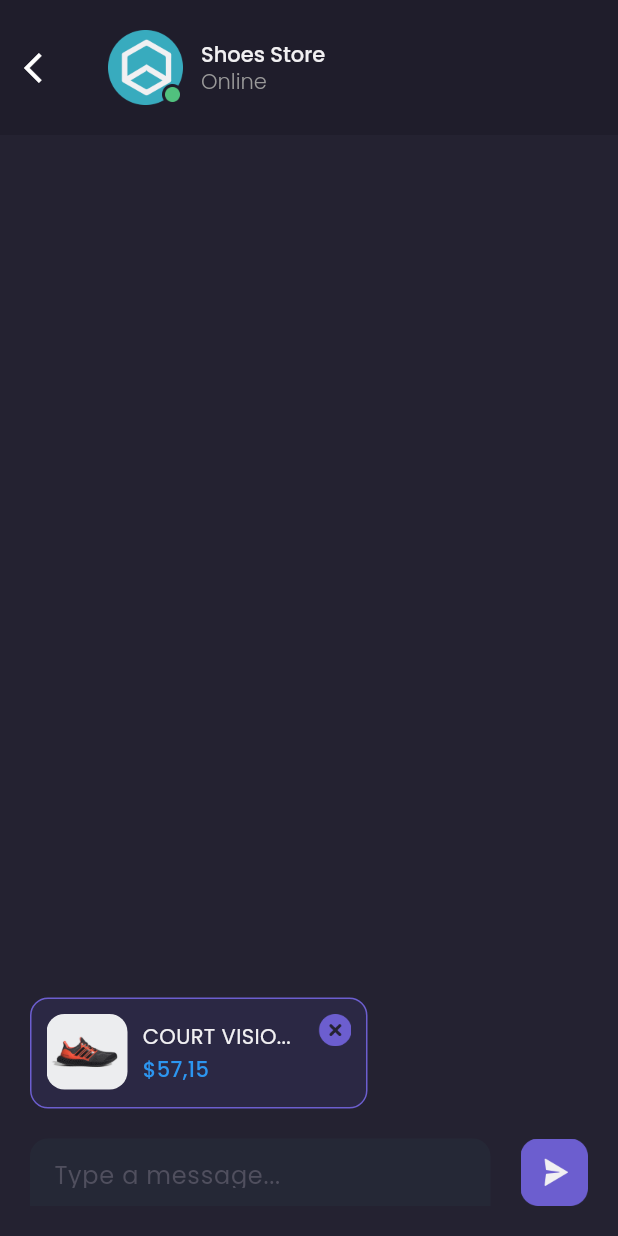
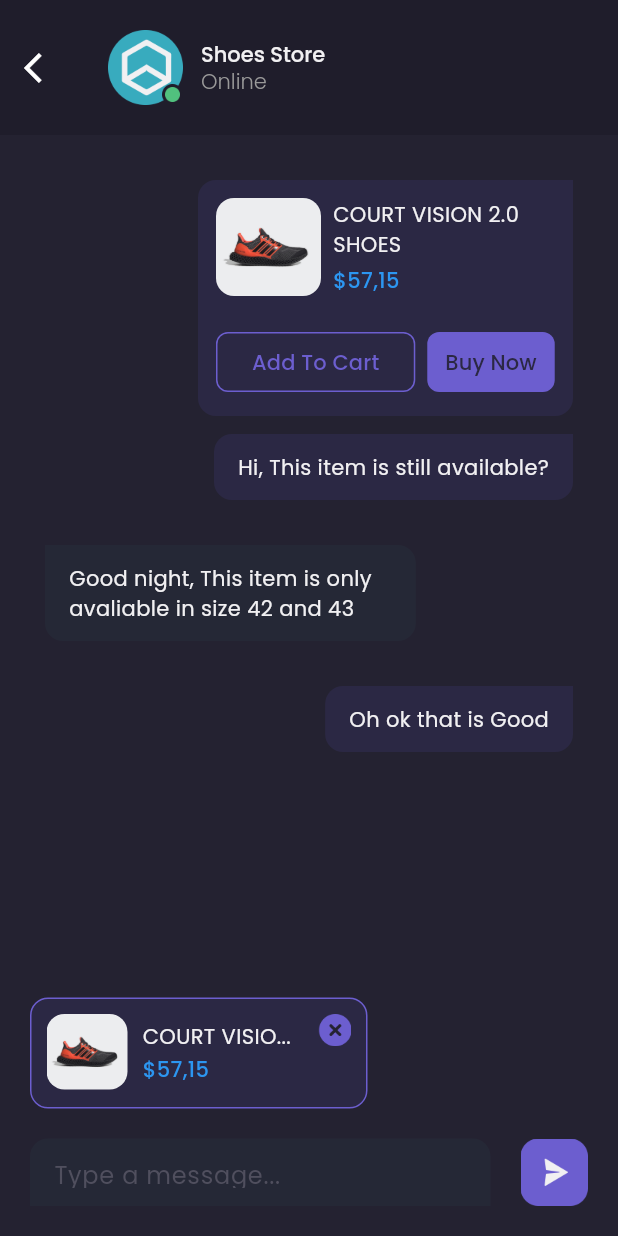
Before and after one commit to Samsulmaarif01/Shamo-Flutter-App, a Flutter app: the DetailChatPage screen opened by its route, on a phone screen of 412 x 824 dp. Run offline on Flutter 3.47's test engine with Material 3 defaults, Android fonts, the phone set to English and light mode, and no system bars; our stand-ins replace google_fonts.

Commit message:
Add(chat_page.dart) : add chat_bubble

```diff
--- a/lib/pages/detail_chat_page.dart
+++ b/lib/pages/detail_chat_page.dart
@@ -1,5 +1,6 @@
 import 'package:flutter/material.dart';
 import 'package:shamo/theme.dart';
+import 'package:shamo/widgets/chat_bubble.dart';
 
 class DetailChatPage extends StatelessWidget {
   const DetailChatPage({super.key});
@@ -10,7 +11,7 @@ class DetailChatPage extends StatelessWidget {
       backgroundColor: backgroundColor3,
       appBar: header(context),
       bottomNavigationBar: chatInput(),
-      body: Container(),
+      body: content(),
     );
   }
 
@@ -107,7 +108,10 @@ class DetailChatPage extends StatelessWidget {
               ],
             ),
           ),
-           Image.asset('assets/Group 15.png', width: 22,)
+          Image.asset(
+            'assets/Group 15.png',
+            width: 22,
+          )
         ],
       ),
     );
@@ -132,7 +136,8 @@ class DetailChatPage extends StatelessWidget {
                   ),
                   decoration: const BoxDecoration(
                     color: backgroundColor4,
-                    borderRadius: BorderRadius.vertical(top: Radius.circular(12)),
+                    borderRadius:
+                        BorderRadius.vertical(top: Radius.circular(12)),
                   ),
                   child: TextFormField(
                     decoration: InputDecoration.collapsed(
@@ -158,3 +163,26 @@ class DetailChatPage extends StatelessWidget {
     );
   }
 }
+
+Widget content() {
+  return ListView(
+    padding: const EdgeInsetsDirectional.symmetric(
+      horizontal: defaultMargin,
+    ),
+    children: const [
+     ChatBubble(
+      isSender: true,
+      text: 'Hi, This item is still available?',
+      hasProduct: true,
+     ),
+     ChatBubble(
+      isSender: false,
+      text: 'Good night, This item is only avaliable in size 42 and 43',
+     ),
+     ChatBubble(
+      isSender: true,
+      text: 'Oh ok that is Good',
+     ),
+    ],
+  );
+}
--- a/lib/pages/home/chat_page.dart
+++ b/lib/pages/home/chat_page.dart
@@ -92,8 +92,8 @@ class ChatPage extends StatelessWidget {
             padding: const EdgeInsets.symmetric(
               horizontal: defaultMargin,
             ),
-            children: [
-             const ChatTile(),
+            children: const [
+             ChatTile(),
             ],
           ),
         ),
--- /dev/null
+++ b/lib/widgets/chat_bubble.dart
@@ -0,0 +1,147 @@
+
+import 'package:flutter/material.dart';
+import 'package:google_fonts/google_fonts.dart';
+import 'package:shamo/theme.dart';
+
+class ChatBubble extends StatelessWidget {
+
+  final String text;
+  final bool isSender;
+  final bool hasProduct;
+
+  const ChatBubble({
+    super.key,
+    this.isSender = false,
+    this.text = '',
+    this.hasProduct = false,
+  });
+
+  @override
+  Widget build(BuildContext context) {
+    Widget productPreview() {
+    return Container(
+  width: 250,
+  margin: const EdgeInsets.only(bottom: 12),
+  padding: const EdgeInsets.all(12),
+  decoration: BoxDecoration(
+    borderRadius: BorderRadius.only(
+      topLeft: Radius.circular(isSender ? 12 : 0),
+      topRight: Radius.circular(isSender ? 0 : 12),
+      bottomLeft: const Radius.circular(12),
+      bottomRight: const Radius.circular(12),
+    ),
+    color: isSender ? backgroundColor5 : backgroundColor4,
+  ),
+  child: Column(
+    mainAxisSize: MainAxisSize.min,
+    children: [
+      Row(
+        children: [
+          ClipRRect(
+            borderRadius: BorderRadius.circular(12),
+            child: Image.asset(
+              'assets/Sepatu.png',
+              width: 70,
+            ),
+          ),
+          const SizedBox(width: 8),
+          Expanded(
+            child: Column(
+              crossAxisAlignment: CrossAxisAlignment.start,
+              children: [
+                Text(
+                  'COURT VISION 2.0 SHOES',
+                  style: primaryTextStyle,
+                ),
+                const SizedBox(height: 4),
+                Text(
+                  '\$57,15',
+                  style: priceTextStyle.copyWith(fontWeight: medium),
+                ),
+              ],
+            ),
+          ),
+        ],
+      ),
+      const SizedBox(height: 20),
+      Row(
+        children: [
+          OutlinedButton(
+            onPressed: () {},
+            style: OutlinedButton.styleFrom(
+              side: const BorderSide(color: primaryColor),
+              shape: RoundedRectangleBorder(
+                borderRadius: BorderRadius.circular(8),
+              ),
+            ),
+            child: Text(
+              'Add To Cart',
+              style: purpleTextStyle,
+            ),
+          ),
+          const SizedBox(width: 8),
+          TextButton(
+            onPressed: () {},
+            style: TextButton.styleFrom(
+              backgroundColor: primaryColor,
+              shape: RoundedRectangleBorder(
+                borderRadius: BorderRadius.circular(8),
+              ),
+            ),
+            child: Text(
+              'Buy Now',
+              style: GoogleFonts.poppins(color: backgroundColor5, fontWeight: medium),
+            ),
+          ),
+        ],
+      ),
+    ],
+  ),
+);
+
+
+    }
+
+    return Container(
+      width: double.infinity,
+      margin: const EdgeInsets.only(top: 30),
+      child: Column(
+        crossAxisAlignment:
+            isSender ? CrossAxisAlignment.end : CrossAxisAlignment.start,
+        children: [
+         hasProduct ? productPreview() : const SizedBox(),
+          Row(
+            mainAxisAlignment:
+                isSender ? MainAxisAlignment.end : MainAxisAlignment.start,
+            children: [
+              Flexible(
+                child: Container(
+                  constraints: BoxConstraints(
+                    maxWidth: MediaQuery.of(context).size.width * 0.6,
+                  ),
+                  padding: const EdgeInsets.symmetric(
+                    horizontal: 16,
+                    vertical: 12,
+                  ),
+                  decoration: BoxDecoration(
+                    borderRadius: BorderRadius.only(
+                      topLeft: Radius.circular(isSender ? 12 : 0),
+                      topRight: Radius.circular(isSender ? 0 : 12),
+                      bottomLeft: const Radius.circular(12),
+                      bottomRight: const Radius.circular(12),
+                    ),
+                    color: isSender ? backgroundColor5 : backgroundColor4,
+                  ),
+                  child: Text(
+                    text,
+                    style: primaryTextStyle,
+                  ),
+                ),
+              ),
+            ],
+          ),
+        ],
+      ),
+    );
+  }
+}
```
